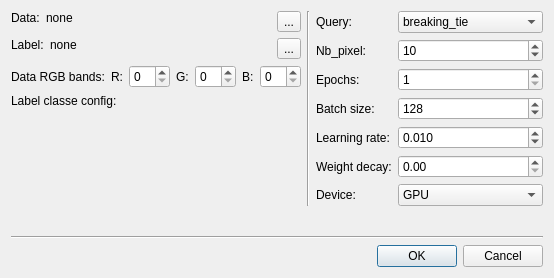
First picture: the form in qgis_plugin/frontend/ui/interact_learn.ui, repository Romain3Ch216/AL4EO, before the edit.
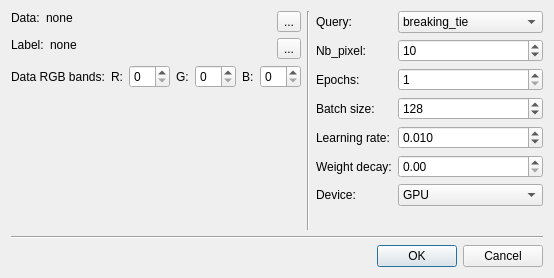
Second picture: the form after the edit.

Patch:
```diff
--- a/qgis_plugin/frontend/ui/interact_learn.ui
+++ b/qgis_plugin/frontend/ui/interact_learn.ui
@@ -137,25 +137,18 @@
          </item>
         </layout>
        </item>
-       <item alignment="Qt::AlignTop">
-        <widget class="QLabel" name="label">
-         <property name="sizePolicy">
-          <sizepolicy hsizetype="Minimum" vsizetype="Maximum">
-           <horstretch>0</horstretch>
-           <verstretch>0</verstretch>
-          </sizepolicy>
-         </property>
-         <property name="text">
-          <string>Label classe config:</string>
-         </property>
-        </widget>
-       </item>
        <item>
-        <layout class="QVBoxLayout" name="verticalLayout_Wclasse">
-         <property name="sizeConstraint">
-          <enum>QLayout::SetDefaultConstraint</enum>
+        <spacer name="verticalSpacer">
+         <property name="orientation">
+          <enum>Qt::Vertical</enum>
          </property>
-        </layout>
+         <property name="sizeHint" stdset="0">
+          <size>
+           <width>20</width>
+           <height>40</height>
+          </size>
+         </property>
+        </spacer>
        </item>
       </layout>
      </item>
```
Left out of the diff: 51 changed lines with no effect on the pictures.
